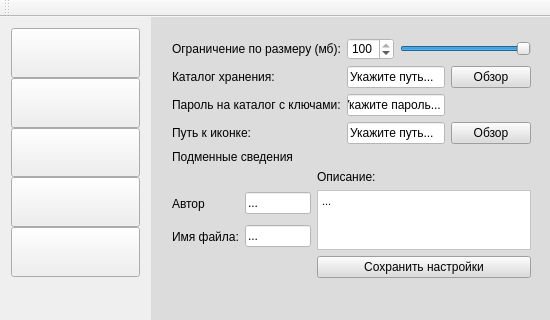
The window that EncrypterDecrypter/Encrypter.ui (PI15b/EncrypterDecrypter) describes before a commit, drawn with Qt 5.
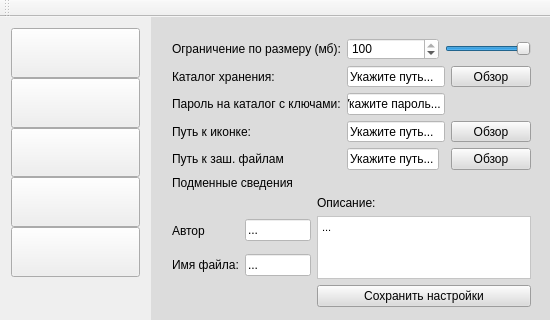
The same window after the commit. The open tabs and pages were chosen to show the change.

The edit to the form file:
```diff
--- a/EncrypterDecrypter/Encrypter.ui
+++ b/EncrypterDecrypter/Encrypter.ui
@@ -77,7 +77,7 @@
        <x>10</x>
        <y>10</y>
        <width>381</width>
-       <height>271</height>
+       <height>301</height>
       </rect>
      </property>
      <property name="autoFillBackground">
@@ -736,7 +736,7 @@
          <x>0</x>
          <y>10</y>
          <width>381</width>
-         <height>262</height>
+         <height>291</height>
         </rect>
        </property>
        <layout class="QVBoxLayout" name="verticalLayout_3">
@@ -865,6 +865,30 @@
             </property>
            </widget>
           </item>
+          <item row="5" column="0">
+           <widget class="QLabel" name="label_11">
+            <property name="text">
+             <string>Путь к заш. файлам</string>
+            </property>
+           </widget>
+          </item>
+          <item row="5" column="3">
+           <widget class="QLineEdit" name="lineEdit_4">
+            <property name="styleSheet">
+             <string notr="true">background-color: #FFFFFF</string>
+            </property>
+            <property name="text">
+             <string>Укажите путь...</string>
+            </property>
+           </widget>
+          </item>
+          <item row="5" column="5">
+           <widget class="QPushButton" name="pushButton_6">
+            <property name="text">
+             <string>Обзор</string>
+            </property>
+           </widget>
+          </item>
          </layout>
         </item>
         <item>
```
Left out of the diff: 2 changed lines with no effect on the pictures.
